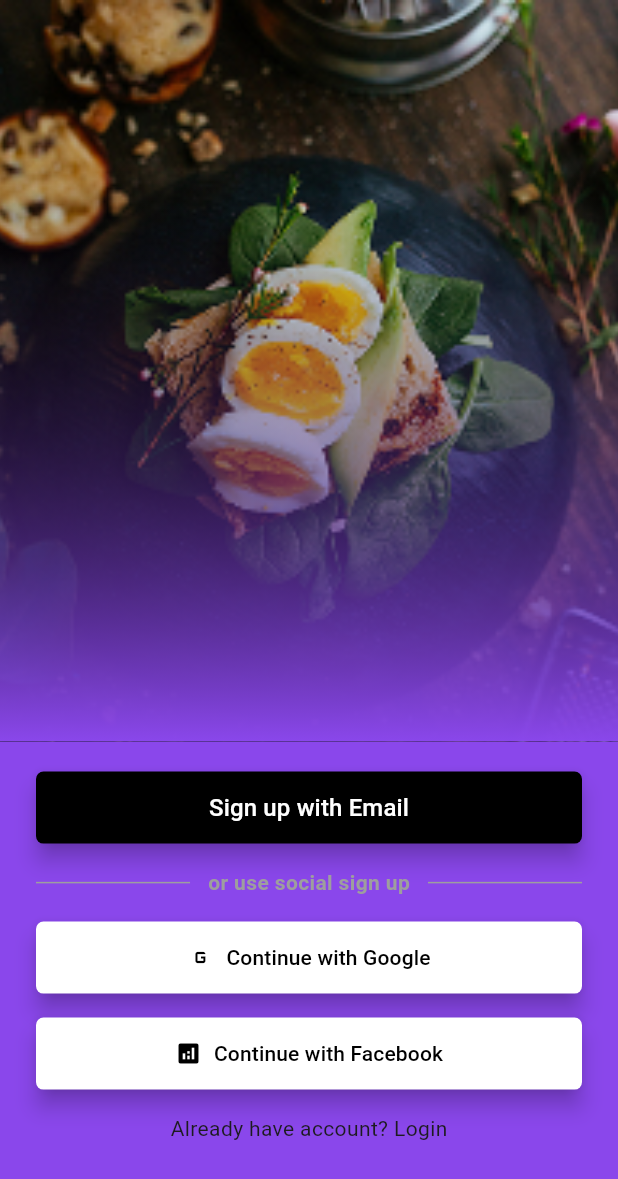
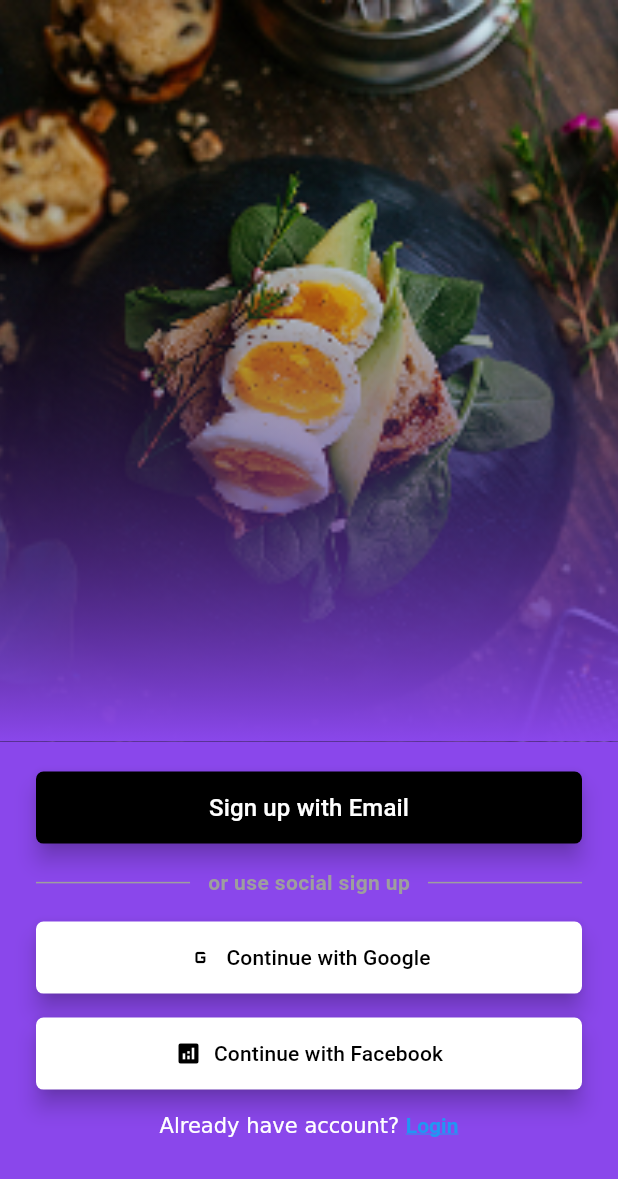
Before and after one commit to layersony/Meal-Planner-Android, a Flutter app: the screen it shows after launch, on a phone screen of 412 x 824 dp. Shown: the top 1179 px of the screen. Run offline on Flutter 3.47's test engine with Material 3 defaults, Android fonts, the phone set to English and light mode, and no system bars.

Commit message:
login button created

```diff
--- a/lib/screens/splashscreen.dart
+++ b/lib/screens/splashscreen.dart
@@ -1,3 +1,4 @@
+import 'package:flutter/gestures.dart';
 import 'package:flutter/material.dart';
 import 'package:mealplanner/widgets/additions.dart';
 
@@ -159,7 +160,25 @@ class _SplashScreenState extends State<SplashScreen> {
             ),
           ),
           const SizedBox(height: 16),
-          Text('Already have account? Login'),
+          RichText(
+            text: TextSpan(
+              children: [
+                TextSpan(text: 'Already have account? '),
+                TextSpan(
+                  text: 'Login',
+                  style: const TextStyle(
+                    color: Colors.blue,
+                    fontWeight: FontWeight.bold,
+                    decoration: TextDecoration.underline,
+                  ),
+                  recognizer: TapGestureRecognizer()
+                    ..onTap = () {
+                      print('login button clicked');
+                    },
+                ),
+              ],
+            ),
+          ),
         ],
       ),
     );
```
